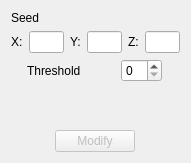
First picture: the form in plugins/SeedGrowSegmentation/SeedGrowSegmentationFilterSetup.ui, repository FelixdelasPozas/EspINA, before the edit.
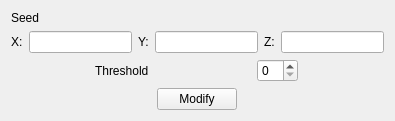
Second picture: the form after the edit.

Commit message: Add panel to modify filters. SeedGrowSegmentation support to modify filter

The edit to the form file:
```diff
--- a/plugins/SeedGrowSegmentation/SeedGrowSegmentationFilterSetup.ui
+++ b/plugins/SeedGrowSegmentation/SeedGrowSegmentationFilterSetup.ui
@@ -6,16 +6,10 @@
    <rect>
     <x>0</x>
     <y>0</y>
-    <width>172</width>
-    <height>163</height>
+    <width>395</width>
+    <height>111</height>
    </rect>
   </property>
-  <property name="sizePolicy">
-   <sizepolicy hsizetype="Maximum" vsizetype="Minimum">
-    <horstretch>0</horstretch>
-    <verstretch>0</verstretch>
-   </sizepolicy>
-  </property>
   <property name="windowTitle">
    <string>Form</string>
   </property>
@@ -173,8 +167,8 @@
      </property>
      <property name="sizeHint" stdset="0">
       <size>
-       <width>20</width>
-       <height>40</height>
+       <width>0</width>
+       <height>0</height>
       </size>
      </property>
     </spacer>
@@ -182,10 +176,7 @@
    <item>
     <layout class="QHBoxLayout" name="horizontalLayout_3">
      <item>
-      <widget class="QPushButton" name="pushButton">
-       <property name="enabled">
-        <bool>false</bool>
-       </property>
+      <widget class="QPushButton" name="modify">
        <property name="sizePolicy">
         <sizepolicy hsizetype="Maximum" vsizetype="Fixed">
          <horstretch>0</horstretch>
```
The commit also changes 18 other files.
